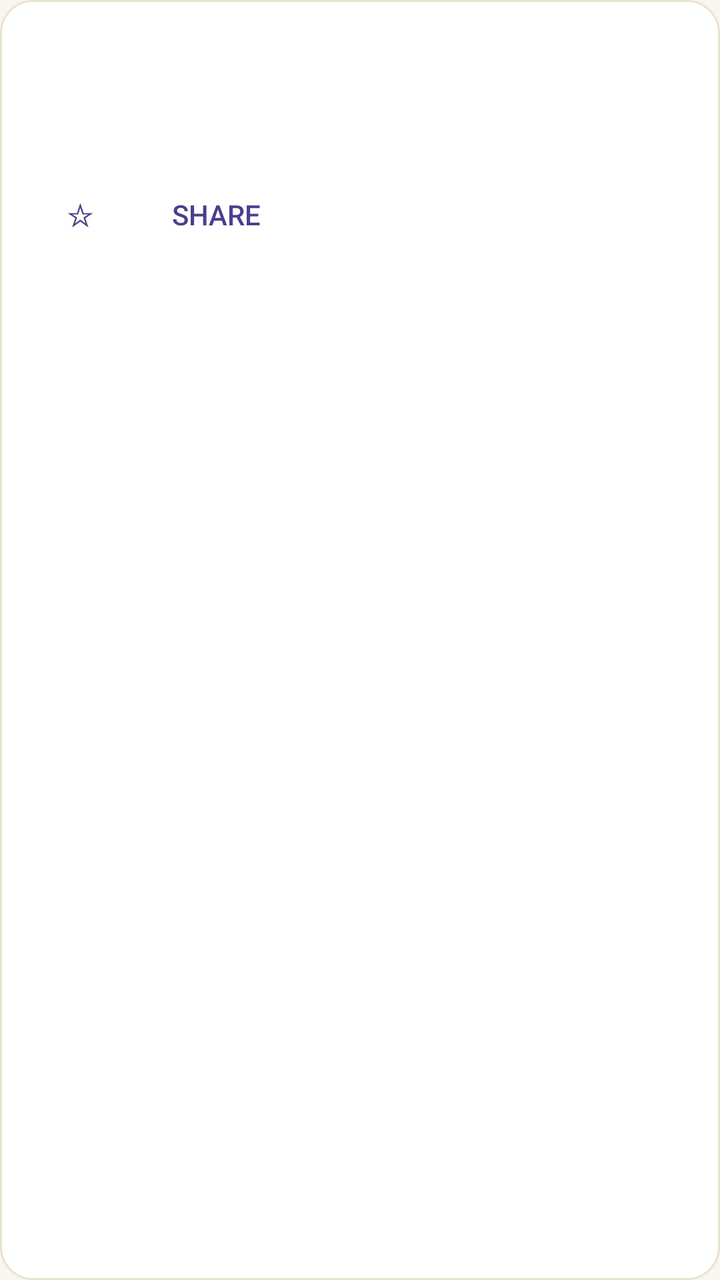
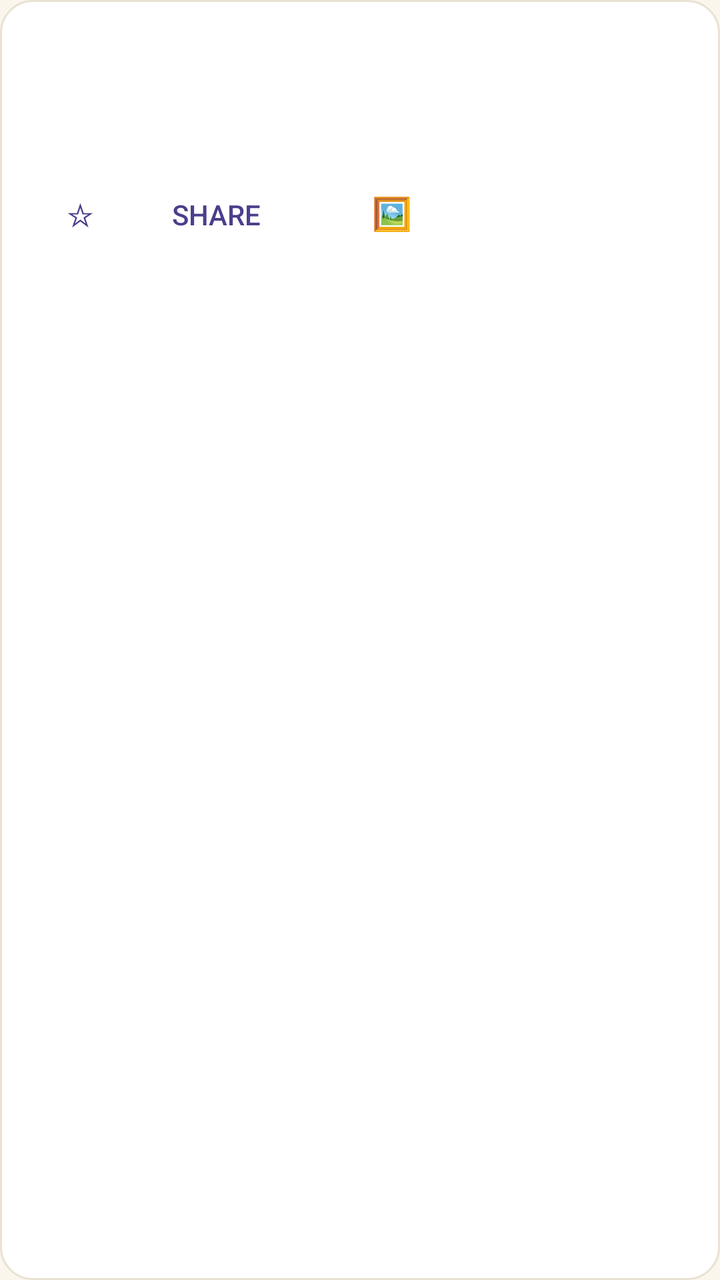

An Android layout rendered at two revisions. The XML below is the earlier revision; the diff shows what the commit changed to produce the second picture.
<!-- AndroidManifest.xml: application theme Theme.SacredVerses -->
<!-- res/layout/item_verse.xml -->
<?xml version="1.0" encoding="utf-8"?>
<LinearLayout xmlns:android="http://schemas.android.com/apk/res/android"
    android:orientation="vertical"
    android:layout_width="match_parent"
    android:layout_height="wrap_content"
    android:layout_marginStart="16dp"
    android:layout_marginEnd="16dp"
    android:layout_marginTop="6dp"
    android:layout_marginBottom="6dp"
    android:background="@drawable/card_bg">

    
    <View
        android:id="@+id/accentStrip"
        android:layout_width="match_parent"
        android:layout_height="4dp" />

    <LinearLayout
        android:orientation="vertical"
        android:layout_width="match_parent"
        android:layout_height="wrap_content"
        android:paddingStart="16dp"
        android:paddingEnd="16dp"
        android:paddingTop="12dp"
        android:paddingBottom="12dp">

        <TextView
            android:id="@+id/verseText"
            android:layout_width="match_parent"
            android:layout_height="wrap_content"
            android:textSize="16sp"
            android:textColor="@color/ink"
            android:lineSpacingExtra="4dp" />

        <TextView
            android:id="@+id/verseRef"
            android:layout_width="match_parent"
            android:layout_height="wrap_content"
            android:layout_marginTop="8dp"
            android:textSize="12sp"
            android:textStyle="bold"
            android:textColor="@color/primary" />

        <TextView
            android:id="@+id/verseSource"
            android:layout_width="match_parent"
            android:layout_height="wrap_content"
            android:layout_marginTop="2dp"
            android:textSize="11sp"
            android:textColor="@color/muted" />

        <LinearLayout
            android:orientation="horizontal"
            android:layout_width="match_parent"
            android:layout_height="wrap_content"
            android:layout_marginTop="4dp">

            <Button
                android:id="@+id/favButton"
                style="?android:attr/borderlessButtonStyle"
                android:layout_width="wrap_content"
                android:layout_height="wrap_content"
                android:minWidth="48dp"
                android:text="☆"
                android:textSize="16sp"
                android:textColor="@color/primary" />

            <Button
                android:id="@+id/shareButton"
                style="?android:attr/borderlessButtonStyle"
                android:layout_width="wrap_content"
                android:layout_height="wrap_content"
                android:text="Share"
                android:textColor="@color/primary" />
        </LinearLayout>
    </LinearLayout>
</LinearLayout>
<!-- resources referenced by this layout -->
<resources>
  <color name="ink">#2B2620</color>
  <color name="muted">#8A8177</color>
  <color name="primary">#4A3F8C</color>
  <!-- drawable card_bg (drawable) -->
  <?xml version="1.0" encoding="utf-8"?>
  <shape xmlns:android="http://schemas.android.com/apk/res/android"
      android:shape="rectangle">
      <corners android:radius="16dp" />
      <solid android:color="@color/card" />
      <stroke
          android:width="1dp"
          android:color="#E9E2D2" />
  </shape>
  <style name="Theme.SacredVerses" parent="android:Theme.Material.Light.NoActionBar">
          <item name="android:colorPrimary">@color/primary</item>
          <item name="android:statusBarColor">@color/primary</item>
          <item name="android:windowBackground">@color/bg</item>
      </style>
  <color name="card">#FFFFFF</color>
  <color name="bg">#FAF6EE</color>
</resources>

<!-- the commit's change to res/layout/item_verse.xml (unified diff, before → after) -->
@@ -72,6 +72,15 @@
                 android:layout_height="wrap_content"
                 android:text="Share"
                 android:textColor="@color/primary" />
+
+            <Button
+                android:id="@+id/imageButton"
+                style="?android:attr/borderlessButtonStyle"
+                android:layout_width="wrap_content"
+                android:layout_height="wrap_content"
+                android:text="🖼"
+                android:textSize="16sp"
+                android:textColor="@color/primary" />
         </LinearLayout>
     </LinearLayout>
 </LinearLayout>
